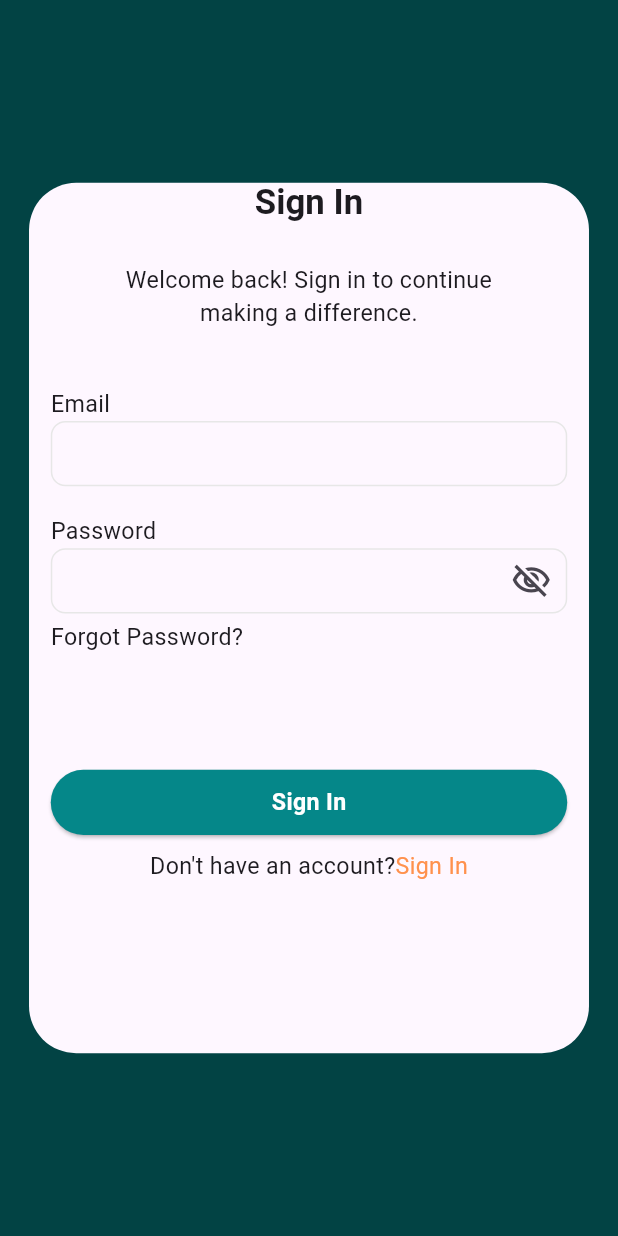
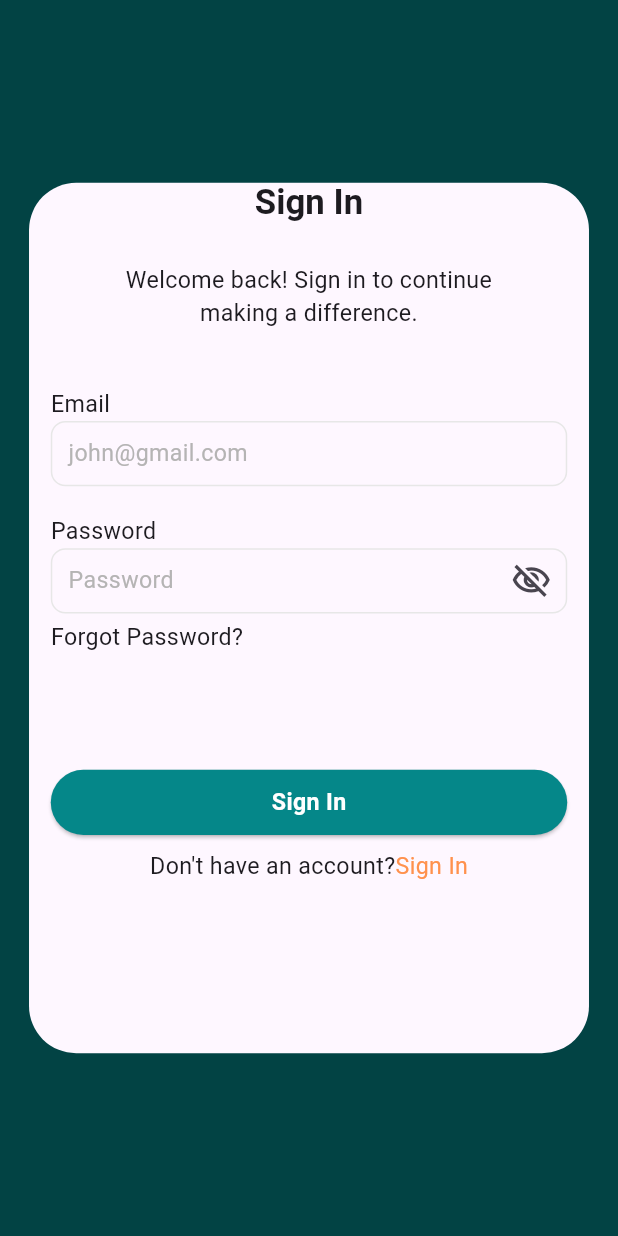
Before and after one commit to afif-ayoubi/Clever-Karma, a Flutter app: the AuthPage screen opened by its route, on a phone screen of 412 x 824 dp. Run offline on Flutter 3.47's test engine with Material 3 defaults, Android fonts, the phone set to English and light mode, and no system bars; our stand-ins replace bloc, dartz, equatable, flutter_animate, flutter_bloc, flutter_screenutil and 6 more; accounts and stored records are empty; project files that could hold a hidden picture were left out.

Commit message:
adjusted custom textField widget

```diff
--- a/mobile/lib/features/auth/presentation/pages/auth_page.dart
+++ b/mobile/lib/features/auth/presentation/pages/auth_page.dart
@@ -1,6 +1,5 @@
 import 'package:flutter/material.dart';
 import 'package:go_router/go_router.dart';
-
 import '../../../../core/theme/hex_color.dart';
 import '../../../../routes/class_routes.dart';
 import '../widgets/auth_page/auth_popup.dart';
@@ -81,11 +80,12 @@ class _AuthPageState extends State<AuthPage> {
         btnOnPressed: () {},
         btnTextOnPressed: () {
           Navigator.of(context).pop();
-          _recallAuth(context);
           print('convert to ${currentAuthData == signIn ? signUp : signIn}');
           setState(() {
             currentAuthData = currentAuthData == signIn ? signUp : signIn;
           });
+          _recallAuth(context);
+
         },
       );
     });
--- a/mobile/lib/features/auth/presentation/widgets/auth_page/auth_popup.dart
+++ b/mobile/lib/features/auth/presentation/widgets/auth_page/auth_popup.dart
@@ -66,9 +66,12 @@ Future<void> authPopUp(
                       ),
                       Gap(40.h),
                       CustomTextField(
-                          labelText: "Email", controller: emailController),
+                          hintText: "john@gmail.com",
+                          labelText: "Email",
+                          controller: emailController),
                       Gap(currentAuthData['isLogin'] ? 20.h : 15.h),
                       CustomTextField(
+                        hintText: "Password",
                         labelText: "Password",
                         controller: passwordController,
                         showVisibility: true,
@@ -86,6 +89,7 @@ Future<void> authPopUp(
                               ),
                             )
                           : CustomTextField(
+                              hintText: "Password",
                               labelText: "Confirm Password",
                               controller: confirmPasswordController,
                               showVisibility: true,
--- a/mobile/lib/features/auth/presentation/widgets/common_widgets/custom_textfield.dart
+++ b/mobile/lib/features/auth/presentation/widgets/common_widgets/custom_textfield.dart
@@ -4,7 +4,7 @@ import 'package:mobile/core/theme/hex_color.dart';
 
 class CustomTextField extends StatefulWidget {
   final String? labelText;
-  final String? hintText;
+  final String hintText;
   final TextEditingController controller;
   final FormFieldValidator<String?>? validator;
   final bool? showVisibility;
@@ -18,8 +18,7 @@ class CustomTextField extends StatefulWidget {
       this.enable = true,
       this.labelText,
       required this.controller,
-      this.onTap,
-        this.hintText,
+      this.onTap, required this.hintText,
       this.showVisibility = false,
       this.validator});
 
@@ -47,7 +46,7 @@ class _CustomTextFieldState extends State<CustomTextField> {
               controller: widget.controller,
               textAlignVertical: TextAlignVertical.center,
               keyboardType: widget.keyboardNumber ? TextInputType.number : null,
-              style: theme.bodyMedium!.copyWith(color: HexColor.textInputColor),
+              style: theme.bodyMedium!.copyWith(color: Colors.black54),
               decoration: InputDecoration(
                 hintText: widget.hintText??"",
                 contentPadding: const EdgeInsets.all(8).r,
--- a/mobile/lib/features/auth/presentation/widgets/otp_pages/otp_detail_widget.dart
+++ b/mobile/lib/features/auth/presentation/widgets/otp_pages/otp_detail_widget.dart
@@ -73,6 +73,7 @@ class OtpDetailWidget extends StatelessWidget {
                     : Padding(
                         padding: const EdgeInsets.symmetric(horizontal: 15.0).r,
                         child: CustomTextField(
+                          hintText: 'john@gmail.com',
                             labelText: "Email", controller: emailController),
                       ),
             isResetPasswordPage
--- a/mobile/lib/features/auth/presentation/widgets/profile_page/profile_detail_widget.dart
+++ b/mobile/lib/features/auth/presentation/widgets/profile_page/profile_detail_widget.dart
@@ -33,21 +33,24 @@ class _ProfileDetailWidgetState extends State<ProfileDetailWidget> {
       }
     });
   }
+
   final TextEditingController _firstNameController = TextEditingController();
   final TextEditingController _lastNameController = TextEditingController();
   final TextEditingController _emailController = TextEditingController();
   final TextEditingController _phoneController = TextEditingController();
 
-@override
+  @override
   void initState() {
     // TODO: implement initState
     super.initState();
   }
+
   @override
   void dispose() {
     // TODO: implement dispose
     super.dispose();
   }
+
   @override
   Widget build(BuildContext context) {
     return SafeArea(
@@ -80,16 +83,19 @@ class _ProfileDetailWidgetState extends State<ProfileDetailWidget> {
               ),
               Gap(25.h),
               CustomTextField(
+                hintText: 'John',
                 controller: _firstNameController,
                 labelText: 'First Name',
               ),
               Gap(10.h),
               CustomTextField(
+                hintText: 'Doe',
                 controller: _lastNameController,
                 labelText: 'Last Name',
               ),
               Gap(10.h),
               CustomTextField(
+                hintText: 'john@gmail.com',
                 controller: _emailController,
                 labelText: 'Email',
               ),
--- a/mobile/lib/routes/app_routes.dart
+++ b/mobile/lib/routes/app_routes.dart
@@ -9,7 +9,7 @@ import 'package:mobile/routes/class_routes.dart';
 
 class AppRoutes {
   static final GoRouter goRouter =
-      GoRouter(initialLocation: Routes.authRoute, routes: [
+      GoRouter(initialLocation: Routes.profileRoute, routes: [
     GoRoute(
         path: Routes.initRoute,
         builder: ((context, state) =>const  OnBoardingPage())),
```
